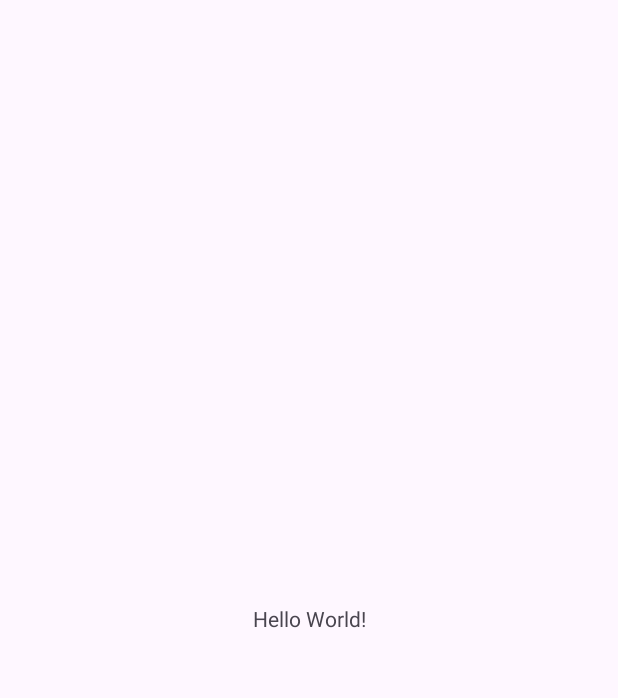
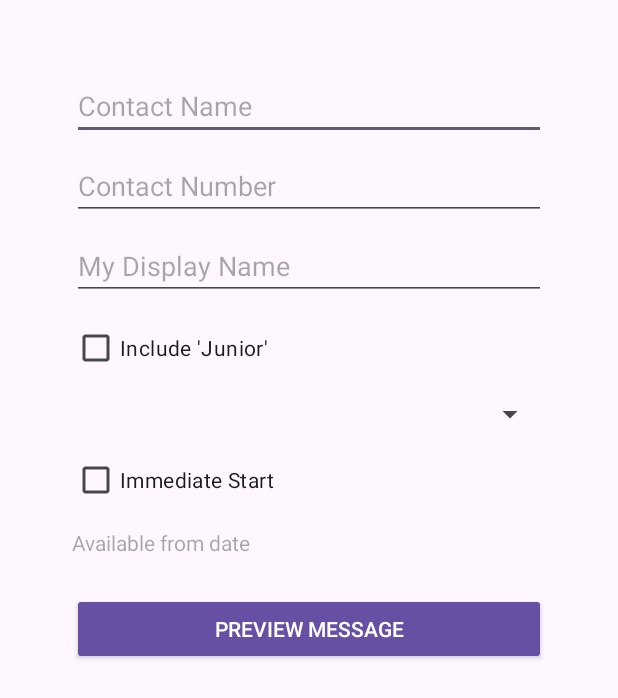
Before and after one commit to kem79/My-Self-Promo-App, an Android app: the screen it shows after launch (MainActivity), on a phone screen of 412 x 824 dp. Before the commit the part shown is almost empty. Shown: the top 698 px of the screen. Run offline under Robolectric (Android 15) with nearby library versions, the phone set to English and light mode, and no system bars.

Commit message:
Create the layout #1

```diff
--- a/app/src/main/java/com/marcal/selfpromoapp/MainActivity.kt
+++ b/app/src/main/java/com/marcal/selfpromoapp/MainActivity.kt
@@ -7,6 +7,8 @@ import androidx.core.view.ViewCompat
 import androidx.core.view.WindowInsetsCompat
 
 class MainActivity : AppCompatActivity() {
+
+
     override fun onCreate(savedInstanceState: Bundle?) {
         super.onCreate(savedInstanceState)
         setContentView(R.layout.activity_main)
--- a/app/src/main/res/layout/activity_main.xml
+++ b/app/src/main/res/layout/activity_main.xml
@@ -1,19 +1,73 @@
 <?xml version="1.0" encoding="utf-8"?>
-<androidx.constraintlayout.widget.ConstraintLayout xmlns:android="http://schemas.android.com/apk/res/android"
-    xmlns:app="http://schemas.android.com/apk/res-auto"
+<ScrollView xmlns:android="http://schemas.android.com/apk/res/android"
     xmlns:tools="http://schemas.android.com/tools"
-    android:id="@+id/main"
     android:layout_width="match_parent"
-    android:layout_height="match_parent"
-    tools:context=".MainActivity">
+    android:layout_height="match_parent">
 
-    <TextView
-        android:layout_width="wrap_content"
+    <LinearLayout
+        android:layout_width="match_parent"
         android:layout_height="wrap_content"
-        android:text="Hello World!"
-        app:layout_constraintBottom_toBottomOf="parent"
-        app:layout_constraintEnd_toEndOf="parent"
-        app:layout_constraintStart_toStartOf="parent"
-        app:layout_constraintTop_toTopOf="parent" />
+        android:orientation="vertical"
+        android:padding="48dp">
 
-</androidx.constraintlayout.widget.ConstraintLayout>
+        <EditText
+            android:id="@+id/edit_text_contact_name"
+            android:layout_width="match_parent"
+            android:layout_height="wrap_content"
+            android:hint="Contact Name" />
+
+        <EditText
+            android:id="@+id/edit_text_contact_number"
+            android:layout_width="match_parent"
+            android:layout_height="wrap_content"
+            android:layout_marginTop="8dp"
+            android:hint="Contact Number" />
+
+        <EditText
+            android:id="@+id/edit_text_my_display_name"
+            android:layout_width="match_parent"
+            android:layout_height="wrap_content"
+            android:layout_marginTop="8dp"
+            android:hint="My Display Name" />
+
+        <CheckBox
+            android:id="@+id/check_box_junior"
+            android:layout_width="match_parent"
+            android:layout_height="wrap_content"
+            android:layout_marginTop="8dp"
+            android:text="Include 'Junior'" />
+
+        <Spinner
+            android:id="@+id/spinner_job_title"
+            android:layout_width="match_parent"
+            android:layout_height="wrap_content"
+            android:layout_marginTop="8dp"
+            tools:listitem="@android:layout/simple_list_item_1" />
+
+        <CheckBox
+            android:id="@+id/check_box_immediate_start"
+            android:layout_width="match_parent"
+            android:layout_height="wrap_content"
+            android:layout_marginTop="8dp"
+            android:text="Immediate Start" />
+
+        <TextView
+            android:id="@+id/edit_text_start_date"
+            android:layout_width="match_parent"
+            android:layout_height="wrap_content"
+            android:layout_marginTop="8dp"
+            android:hint="Available from date" />
+
+        <Button
+            android:id="@+id/button_preview"
+            style="@style/Widget.AppCompat.Button.Colored"
+            android:layout_width="match_parent"
+            android:layout_height="wrap_content"
+            android:layout_marginTop="24dp"
+            android:text="Preview Message" />
+
+
+    </LinearLayout>
+
+
+</ScrollView>
```
